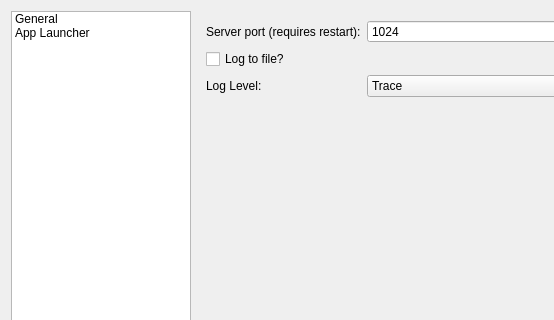
Above: quasar/config/configdialog.ui from r52/quasar before the change; both pictures show x 0 to 554 and y 0 to 320 of the 800 by 600 pixel window. Below: the same form after it.
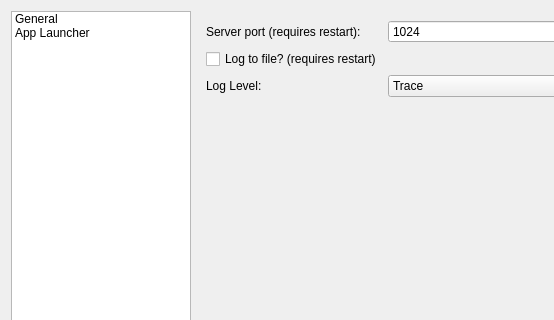
That is the form after the change.

Diff of the .ui file:
```diff
--- a/quasar/config/configdialog.ui
+++ b/quasar/config/configdialog.ui
@@ -124,7 +124,7 @@
          <item row="1" column="0">
           <widget class="QCheckBox" name="logToFile">
            <property name="text">
-            <string>Log to file?</string>
+            <string>Log to file? (requires restart)</string>
            </property>
           </widget>
          </item>
```
